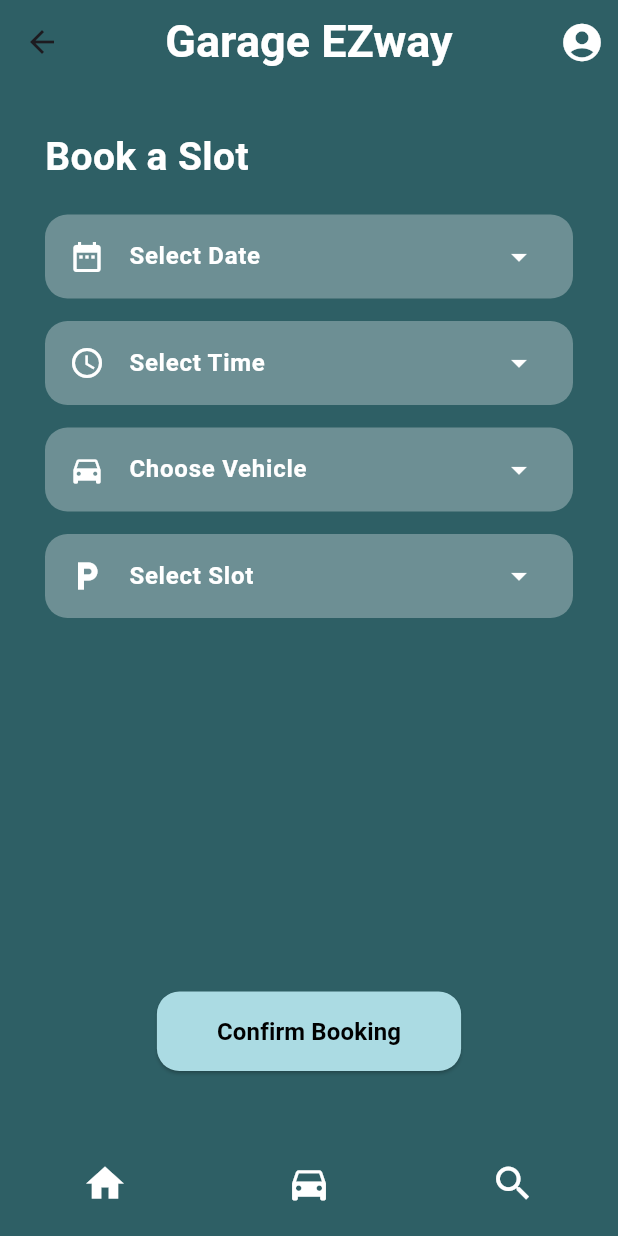
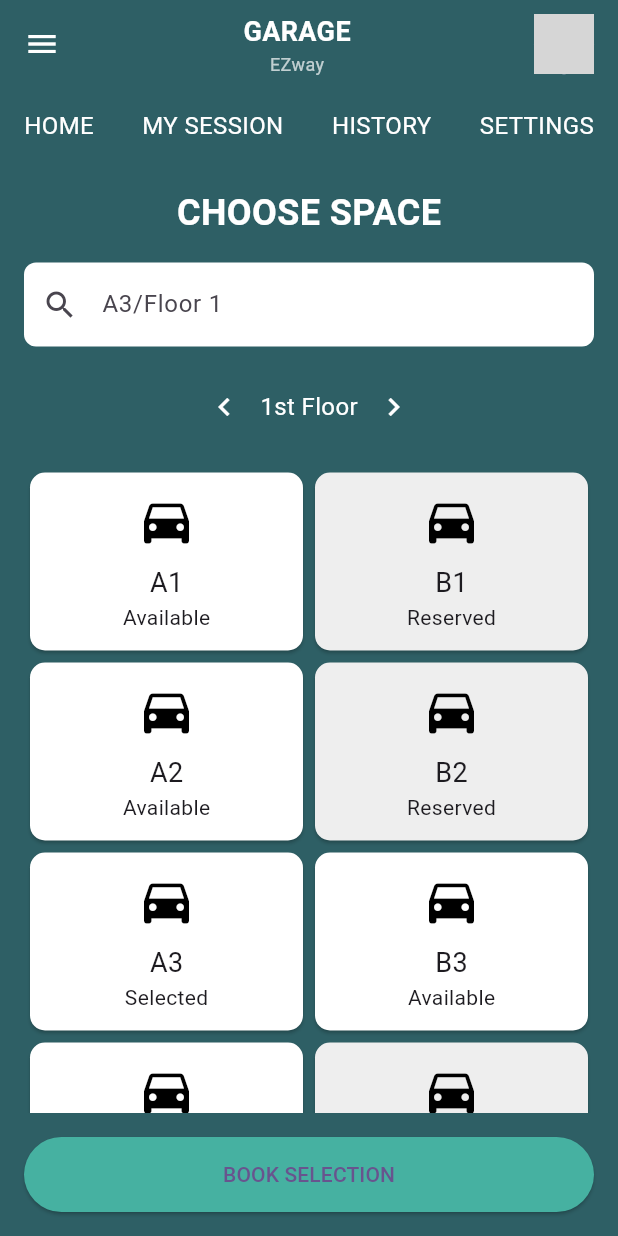
Before and after one commit to HanaATawfik/garage_ezway, a Flutter app: the BookSlotPage screen opened directly, on a phone screen of 412 x 824 dp. Run offline on Flutter 3.47's test engine with Material 3 defaults, Android fonts, the phone set to English and light mode, and no system bars; grey boxes are pictures that could not be loaded.

Commit message:
Refactor BookSlotPage to improve layout with header and main content sections

```diff
--- a/lib/main.dart
+++ b/lib/main.dart
@@ -1,7 +1,5 @@
 import 'package:flutter/material.dart';
 import 'pages/home_page.dart';
-
-import 'pages/payment_page.dart';
 
 void main() {
   runApp(const MyApp());
@@ -13,13 +11,12 @@ class MyApp extends StatelessWidget {
   @override
   Widget build(BuildContext context) {
     return MaterialApp(
-      debugShowCheckedModeBanner: false,
-      title: 'Garage EZway',
+      title: 'Parking App',
       theme: ThemeData(
-        primarySwatch: Colors.teal,
-        fontFamily: 'Roboto', // Optional if you want to match font style
+        colorScheme: ColorScheme.fromSeed(seedColor: Colors.deepPurple),
+        useMaterial3: true,
       ),
-      home: const PaymentPage(), // 👈 Set PaymentPage here
+      home:HomePage(),
     );
   }
 }
--- a/lib/pages/book_slot_page.dart
+++ b/lib/pages/book_slot_page.dart
@@ -1,119 +1,236 @@
 import 'package:flutter/material.dart';
 
 class BookSlotPage extends StatelessWidget {
-  const BookSlotPage({super.key});
-
   @override
   Widget build(BuildContext context) {
     return Scaffold(
       backgroundColor: const Color(0xFF2E5F65),
-      appBar: AppBar(
-        backgroundColor: Colors.transparent,
-        elevation: 0,
-        title: const Text(
-          "Garage EZway",
-          style: TextStyle(
-            color: Colors.white,
-            fontSize: 30,
-            fontWeight: FontWeight.bold,
-          ),
-        ),
-        centerTitle: true,
-        actions: [
-          IconButton(
-            icon: const Icon(Icons.account_circle, color: Colors.white, size: 30),
-            onPressed: () {},
-          ),
-        ],
-      ),
-      body: Padding(
-        padding: const EdgeInsets.symmetric(horizontal: 30),
+      body: SafeArea(
         child: Column(
-          crossAxisAlignment: CrossAxisAlignment.start,
           children: [
-            const SizedBox(height: 30),
-            const Text(
-              "Book a Slot",
-              style: TextStyle(
-                color: Colors.white,
-                fontSize: 26,
-                fontWeight: FontWeight.bold,
-              ),
-            ),
-            const SizedBox(height: 20),
-            _slotSelectionField("Select Date", Icons.date_range),
-            const SizedBox(height: 15),
-            _slotSelectionField("Select Time", Icons.access_time),
-            const SizedBox(height: 15),
-            _slotSelectionField("Choose Vehicle", Icons.directions_car),
-            const SizedBox(height: 15),
-            _slotSelectionField("Select Slot", Icons.local_parking),
-            const Spacer(),
-            Center(
-              child: ElevatedButton(
-                onPressed: () {
-                  // action
-                },
-                style: ElevatedButton.styleFrom(
-                  backgroundColor: const Color(0xFFabdbe3),
-                  shape: RoundedRectangleBorder(
-                    borderRadius: BorderRadius.circular(15),
-                  ),
-                  padding: const EdgeInsets.symmetric(horizontal: 40, vertical: 15),
-                ),
-                child: const Text(
-                  "Confirm Booking",
-                  style: TextStyle(
-                    color: Colors.black,
-                    fontWeight: FontWeight.bold,
-                    fontSize: 16,
-                  ),
-                ),
-              ),
-            ),
-            const SizedBox(height: 30),
+            // Header Section
+            _Header(),
+
+            // Main Content Section
+            Expanded(child: _MainContent()),
           ],
-        ),
-      ),
-      bottomNavigationBar: BottomAppBar(
-        color: const Color(0xFF2E5F65),
-        shape: const CircularNotchedRectangle(),
-        notchMargin: 10.0,
-        child: Padding(
-          padding: const EdgeInsets.symmetric(horizontal: 30, vertical: 10),
-          child: Row(
-            mainAxisAlignment: MainAxisAlignment.spaceBetween,
-            children: [
-              IconButton(icon: const Icon(Icons.home, color: Colors.white, size: 30), onPressed: () {}),
-              IconButton(icon: const Icon(Icons.directions_car, color: Colors.white, size: 30), onPressed: () {}),
-              IconButton(icon: const Icon(Icons.search, color: Colors.white, size: 30), onPressed: () {}),
-            ],
-          ),
         ),
       ),
     );
   }
+}
 
-  Widget _slotSelectionField(String label, IconData icon) {
-    return Container(
-      decoration: BoxDecoration(
-        color: Colors.white.withOpacity(0.3),
-        borderRadius: BorderRadius.circular(15),
-      ),
-      child: ListTile(
-        leading: Icon(icon, color: Colors.white),
-        title: Text(
-          label,
-          style: const TextStyle(
-            color: Colors.white,
-            fontWeight: FontWeight.bold,
+// ----------------------------
+// HEADER
+// ----------------------------
+class _Header extends StatelessWidget {
+  @override
+  Widget build(BuildContext context) {
+    return Column(
+      children: [
+        // Top bar
+        Container(
+          color: const Color(0xFF2E5F65),
+          padding: const EdgeInsets.symmetric(horizontal: 16.0, vertical: 8.0),
+          child: Row(
+            mainAxisAlignment: MainAxisAlignment.spaceBetween,
+            children: [
+              Icon(Icons.menu, color: Colors.white),
+              Column(
+                children: [
+                  Text(
+                    "GARAGE",
+                    style: TextStyle(
+                      fontWeight: FontWeight.bold,
+                      fontSize: 18,
+                      color: Colors.white,
+                    ),
+                  ),
+                  Text(
+                    "EZway",
+                    style: TextStyle(
+                      fontSize: 12,
+                      color: Colors.white70,
+                    ),
+                  ),
+                ],
+              ),
+              GestureDetector(
+                onTap: () {
+                  // Profile clicked — you can add navigation here if needed
+                },
+                child: CircleAvatar(
+                  backgroundImage: AssetImage('assets/profile.jpg'),
+                  radius: 20,
+                ),
+              ),
+            ],
           ),
         ),
-        trailing: const Icon(Icons.arrow_drop_down, color: Colors.white),
-        onTap: () {
-          // Implement onTap behavior here
-        },
+        // Menu bar
+        Container(
+          color: const Color(0xFF2E5F65),
+          height: 50,
+          child: Row(
+            mainAxisAlignment: MainAxisAlignment.spaceAround,
+            children: [
+              _TabItem(text: "HOME", isSelected: false, onTap: () {
+                Navigator.pop(context); // Go back to HomePage
+              }),
+              _TabItem(text: "MY SESSION", isSelected: false),
+              _TabItem(text: "HISTORY", isSelected: false),
+              _TabItem(text: "SETTINGS", isSelected: false),
+            ],
+          ),
+        ),
+      ],
+    );
+  }
+}
+
+class _TabItem extends StatelessWidget {
+  final String text;
+  final bool isSelected;
+  final VoidCallback? onTap;
+
+  _TabItem({required this.text, required this.isSelected, this.onTap});
+
+  @override
+  Widget build(BuildContext context) {
+    return GestureDetector(
+      onTap: onTap,
+      child: Text(
+        text,
+        style: TextStyle(
+          color: Colors.white,
+          fontWeight: isSelected ? FontWeight.bold : FontWeight.normal,
+          fontSize: 16,
+        ),
       ),
     );
   }
 }
+
+// ----------------------------
+// MAIN CONTENT
+// ----------------------------
+class _MainContent extends StatelessWidget {
+  final List<Map<String, dynamic>> spaces = [
+    {"id": "A1", "status": "Available"},
+    {"id": "B1", "status": "Reserved"},
+    {"id": "A2", "status": "Available"},
+    {"id": "B2", "status": "Reserved"},
+    {"id": "A3", "status": "Selected"},
+    {"id": "B3", "status": "Available"},
+    {"id": "A4", "status": "Available"},
+    {"id": "B4", "status": "Reserved"},
+    {"id": "A5", "status": "Available"},
+  ];
+
+  @override
+  Widget build(BuildContext context) {
+    return Padding(
+      padding: const EdgeInsets.all(16.0),
+      child: Column(
+        children: [
+          // Section title
+          Text(
+            "CHOOSE SPACE",
+            style: TextStyle(
+              fontSize: 24,
+              fontWeight: FontWeight.bold,
+              color: Colors.white, // Optional for a cleaner match
+            ),
+          ),
+          SizedBox(height: 16),
+
+          // Search bar
+          TextField(
+            decoration: InputDecoration(
+              hintText: "A3/Floor 1",
+              prefixIcon: Icon(Icons.search),
+              fillColor: Colors.white,
+              filled: true,
+              border: OutlineInputBorder(
+                borderRadius: BorderRadius.circular(8.0),
+                borderSide: BorderSide.none,
+              ),
+            ),
+          ),
+          SizedBox(height: 16),
+
+          // Floor Navigation
+          Row(
+            mainAxisAlignment: MainAxisAlignment.center,
+            children: [
+              IconButton(
+                onPressed: () {},
+                icon: Icon(Icons.chevron_left, color: Colors.white),
+              ),
+              Text(
+                "1st Floor",
+                style: TextStyle(fontSize: 16, color: Colors.white),
+              ),
+              IconButton(
+                onPressed: () {},
+                icon: Icon(Icons.chevron_right, color: Colors.white),
+              ),
+            ],
+          ),
+          SizedBox(height: 16),
+
+          // Parking Spaces Grid
+          Expanded(
+            child: GridView.builder(
+              gridDelegate: SliverGridDelegateWithFixedCrossAxisCount(
+                crossAxisCount: 2,
+                childAspectRatio: 1.5,
+              ),
+              itemCount: spaces.length,
+              itemBuilder: (context, index) {
+                var space = spaces[index];
+                Color bgColor;
+                if (space['status'] == 'Available') {
+                  bgColor = Colors.white;
+                } else if (space['status'] == 'Reserved') {
+                  bgColor = Colors.grey[200]!;
+                } else {
+                  bgColor = Colors.white;
+                }
+
+                return Card(
+                  color: bgColor,
+                  shape: RoundedRectangleBorder(
+                    borderRadius: BorderRadius.circular(10),
+                  ),
+                  child: Center(
+                    child: Column(
+                      mainAxisAlignment: MainAxisAlignment.center,
+                      children: [
+                        Icon(Icons.directions_car, size: 40, color: Colors.black),
+                        SizedBox(height: 8),
+                        Text(space['id'], style: TextStyle(fontSize: 18)),
+                        Text(space['status'], style: TextStyle(fontSize: 14)),
+                      ],
+                    ),
+                  ),
+                );
+              },
+            ),
+          ),
+          SizedBox(height: 16),
+
+          // Book Button
+          ElevatedButton(
+            onPressed: () {},
+            child: Text("BOOK SELECTION"),
+            style: ElevatedButton.styleFrom(
+              backgroundColor: Color(0xFF46B1A1),
+              minimumSize: Size(double.infinity, 50),
+            ),
+          ),
+        ],
+      ),
+    );
+  }
+}
```
